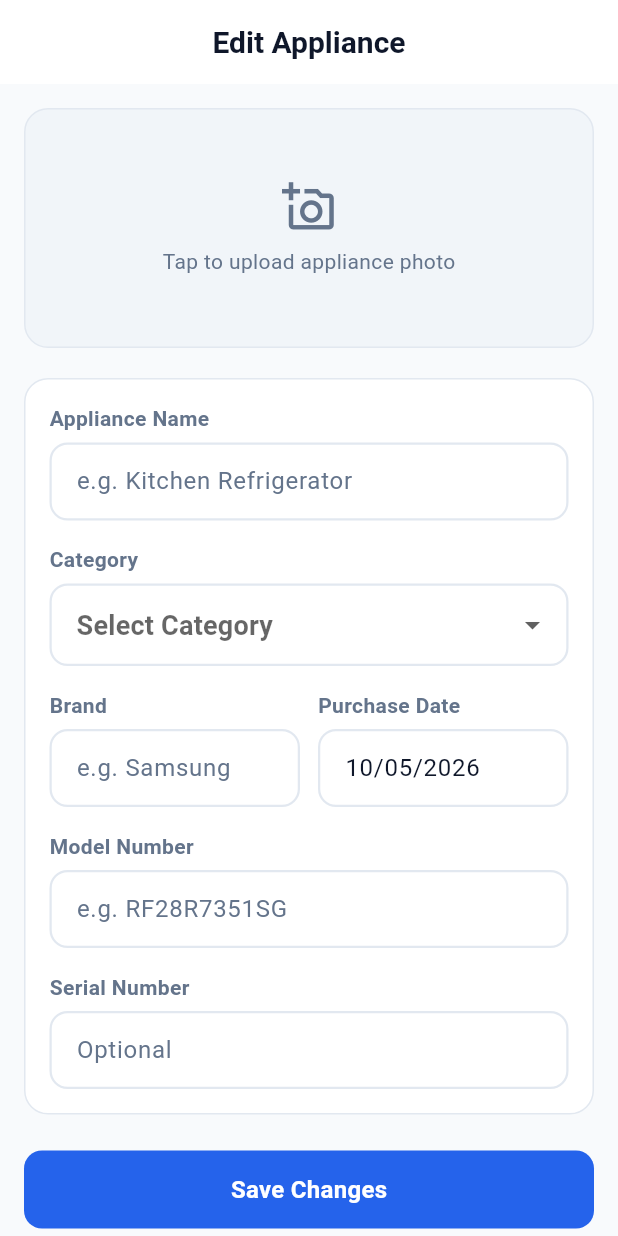
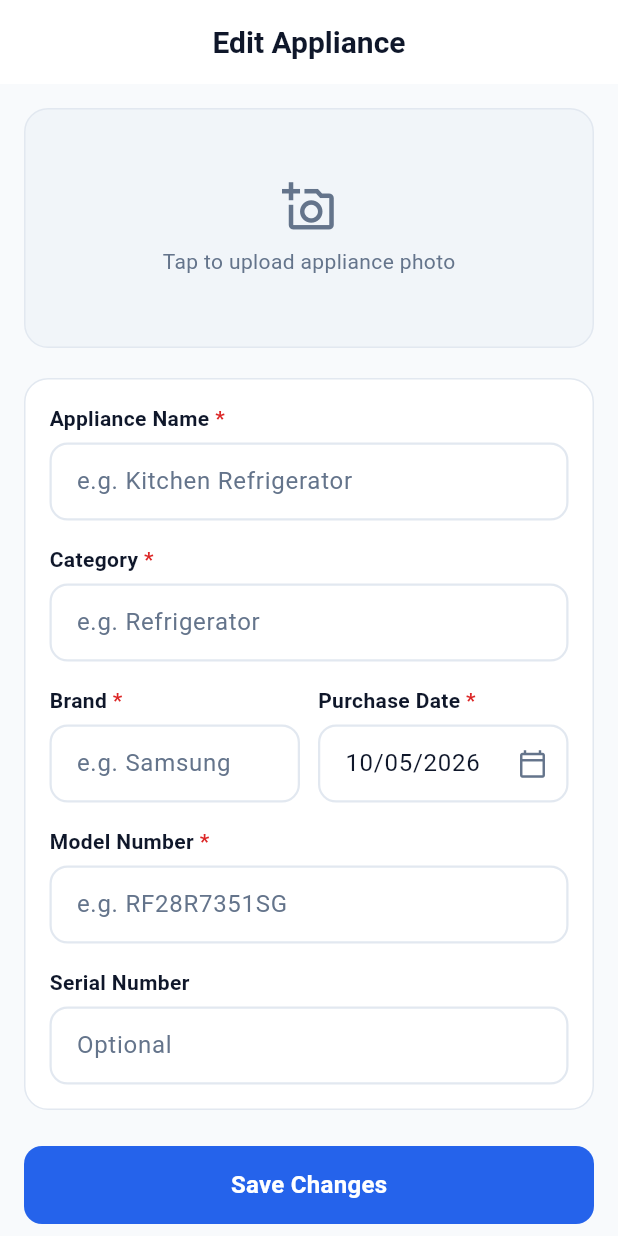
Before and after one commit to Sherin1229/IT3060HCI2026_Home_Maintenance_Reminder_App_WE_113, a Flutter app: the EditApplianceScreen screen opened by its route, on a phone screen of 412 x 824 dp. Run offline on Flutter 3.47's test engine with Material 3 defaults, Android fonts, the phone set to English and light mode, and no system bars; our stand-ins replace cloud_firestore, file_picker, firebase_auth, firebase_core, go_router, google_sign_in and 1 more; accounts and stored records are empty.

Commit message:
feat: modify appliance UI

```diff
--- a/lib/config/app_router.dart
+++ b/lib/config/app_router.dart
@@ -17,9 +17,15 @@ import '../screens/notifications/notification_settings_screen.dart';
 import '../models/appliance_model.dart';
 import '../screens/reminders/reminders_screen.dart';
 import '../screens/reminders/create_reminder_screen.dart';
+import '../screens/reminders/reminder_details_screen.dart';
+import '../screens/reminders/reminder_schedule_screen.dart';
+import '../screens/reminders/edit_reminder_screen.dart';
 import '../screens/warranties/warranties_screen.dart';
 import '../screens/warranties/add_warranty_screen.dart';
 import '../screens/warranties/add_warranty_document_screen.dart';
+import '../screens/warranties/warranty_details_screen.dart';
+import '../screens/warranties/edit_warranty_screen.dart';
+import '../screens/warranties/warranty_expiry_screen.dart';
 import '../screens/maintenance_history/maintenance_history_screen.dart';
 import '../screens/maintenance_history/maintenance_form_screen.dart';
 import '../screens/maintenance_history/maintenance_overview_screen.dart';
@@ -135,6 +141,72 @@ class AppRouter {
             return const AddWarrantyScreen();
           }
           return AddWarrantyDocumentScreen(draft: draft);
+        },
+      ),
+      GoRoute(
+        path: '/warranties/details',
+        parentNavigatorKey: _rootNavigatorKey,
+        builder: (context, state) {
+          final warrantyId = state.extra;
+          if (warrantyId is! String || warrantyId.isEmpty) {
+            return const Scaffold(
+              body: Center(child: Text('Warranty information is unavailable.')),
+            );
+          }
+          return WarrantyDetailsScreen(warrantyId: warrantyId);
+        },
+      ),
+      GoRoute(
+        path: '/warranties/edit',
+        parentNavigatorKey: _rootNavigatorKey,
+        builder: (context, state) {
+          final warrantyId = state.extra;
+          if (warrantyId is! String || warrantyId.isEmpty) {
+            return const Scaffold(
+              body: Center(child: Text('Warranty information is unavailable.')),
+            );
+          }
+          return EditWarrantyScreen(warrantyId: warrantyId);
+        },
+      ),
+      GoRoute(
+        path: '/warranties/expiry',
+        parentNavigatorKey: _rootNavigatorKey,
+        builder: (context, state) => const WarrantyExpiryScreen(),
+      ),
+      GoRoute(
+        path: '/reminders/details',
+        parentNavigatorKey: _rootNavigatorKey,
+        builder: (context, state) {
+          final reminderId = state.extra;
+          if (reminderId is! String || reminderId.isEmpty) {
+            return const Scaffold(
+              body: Center(child: Text('Reminder information is unavailable.')),
+            );
+          }
+          return ReminderDetailsScreen(reminderId: reminderId);
+        },
+      ),
+      GoRoute(
+        path: '/reminders/schedule',
+        parentNavigatorKey: _rootNavigatorKey,
+        builder: (context, state) => ReminderScheduleScreen(
+          initialSelection: state.extra is ReminderScheduleSelection
+              ? state.extra as ReminderScheduleSelection
+              : null,
+        ),
+      ),
+      GoRoute(
+        path: '/reminders/edit',
+        parentNavigatorKey: _rootNavigatorKey,
+        builder: (context, state) {
+          final reminderId = state.extra;
+          if (reminderId is! String || reminderId.isEmpty) {
+            return const Scaffold(
+              body: Center(child: Text('Reminder information is unavailable.')),
+            );
+          }
+          return EditReminderScreen(reminderId: reminderId);
         },
       ),
       GoRoute(
--- a/lib/screens/appliances/edit_appliance_screen.dart
+++ b/lib/screens/appliances/edit_appliance_screen.dart
@@ -25,28 +25,17 @@ class _EditApplianceScreenState extends State<EditApplianceScreen> {
   final _formKey = GlobalKey<FormState>();
 
   final TextEditingController _nameController = TextEditingController();
+  final TextEditingController _categoryController = TextEditingController();
   final TextEditingController _brandController = TextEditingController();
   final TextEditingController _dateController = TextEditingController();
   final TextEditingController _modelController = TextEditingController();
   final TextEditingController _serialController = TextEditingController();
 
-  String? _selectedCategory;
   DateTime? _selectedDate;
   String? _existingPhotoUrl;
   PlatformFile? _newPhotoFile;
   bool _isSubmitting = false;
   bool _isInitialized = false;
-
-  final List<String> _categories = [
-    'Refrigerator',
-    'Washing Machine',
-    'Air Conditioner',
-    'Television',
-    'Microwave',
-    'Dishwasher',
-    'Water Heater',
-    'Other',
-  ];
 
   @override
   void initState() {
@@ -62,7 +51,7 @@ class _EditApplianceScreenState extends State<EditApplianceScreen> {
     _brandController.text = appliance.brand;
     _modelController.text = appliance.modelNumber;
     _serialController.text = appliance.serialNumber ?? '';
-    _selectedCategory = appliance.category;
+    _categoryController.text = appliance.category;
     _selectedDate = appliance.purchaseDate;
     _existingPhotoUrl = appliance.photoUrl;
 
@@ -74,6 +63,7 @@ class _EditApplianceScreenState extends State<EditApplianceScreen> {
   @override
   void dispose() {
     _nameController.dispose();
+    _categoryController.dispose();
     _brandController.dispose();
     _dateController.dispose();
     _modelController.dispose();
@@ -151,7 +141,7 @@ class _EditApplianceScreenState extends State<EditApplianceScreen> {
         applianceId: targetApplianceId,
         userId: user.uid,
         applianceName: _nameController.text.trim(),
-        category: _selectedCategory ?? 'Other',
+        category: _categoryController.text.trim(),
         brand: _brandController.text.trim(),
         purchaseDate: _selectedDate!,
         modelNumber: _modelController.text.trim(),
@@ -203,7 +193,7 @@ class _EditApplianceScreenState extends State<EditApplianceScreen> {
         widget.applianceId ?? widget.appliance?.id ?? '';
 
     return Scaffold(
-      backgroundColor: AppColors.background,
+      backgroundColor: Theme.of(context).scaffoldBackgroundColor,
       appBar: AppBar(title: const Text('Edit Appliance'), centerTitle: true),
       body: SafeArea(
         child: StreamBuilder<ApplianceModel?>(
@@ -268,7 +258,7 @@ class _EditApplianceScreenState extends State<EditApplianceScreen> {
                       child: Column(
                         crossAxisAlignment: CrossAxisAlignment.start,
                         children: [
-                          _buildLabel('Appliance Name'),
+                          _buildLabel('Appliance Name', isRequired: true),
                           const SizedBox(height: 6),
                           TextFormField(
                             controller: _nameController,
@@ -276,28 +266,20 @@ class _EditApplianceScreenState extends State<EditApplianceScreen> {
                               'e.g. Kitchen Refrigerator',
                             ),
                             validator: (v) => v == null || v.trim().isEmpty
-                                ? 'Appliance Name is required'
+                                ? 'Appliance name is required'
                                 : null,
                           ),
                           const SizedBox(height: 16),
 
-                          _buildLabel('Category'),
+                          _buildLabel('Category', isRequired: true),
                           const SizedBox(height: 6),
-                          DropdownButtonFormField<String>(
-                            initialValue: _selectedCategory,
+                          TextFormField(
+                            controller: _categoryController,
                             decoration: _buildInputDecoration(
-                              'Select Category',
+                              'e.g. Refrigerator',
                             ),
-                            items: _categories.map((cat) {
-                              return DropdownMenuItem(
-                                value: cat,
-                                child: Text(cat),
-                              );
-                            }).toList(),
-                            onChanged: (val) =>
-                                setState(() => _selectedCategory = val),
-                            validator: (v) => v == null || v.isEmpty
-                                ? 'Select category'
+                            validator: (v) => v == null || v.trim().isEmpty
+                                ? 'Category is required'
                                 : null,
                           ),
                           const SizedBox(height: 16),
@@ -309,7 +291,7 @@ class _EditApplianceScreenState extends State<EditApplianceScreen> {
                                 child: Column(
                                   crossAxisAlignment: CrossAxisAlignment.start,
                                   children: [
-                                    _buildLabel('Brand'),
+                                    _buildLabel('Brand', isRequired: true),
                                     const SizedBox(height: 6),
                                     TextFormField(
                                       controller: _brandController,
@@ -318,7 +300,7 @@ class _EditApplianceScreenState extends State<EditApplianceScreen> {
                                       ),
                                       validator: (v) =>
                                           v == null || v.trim().isEmpty
-                                          ? 'Brand required'
+                                          ? 'Brand is required'
                                           : null,
                                     ),
                                   ],
@@ -329,7 +311,10 @@ class _EditApplianceScreenState extends State<EditApplianceScreen> {
                                 child: Column(
                                   crossAxisAlignment: CrossAxisAlignment.start,
                                   children: [
-                                    _buildLabel('Purchase Date'),
+                                    _buildLabel(
+                                      'Purchase Date',
+                                      isRequired: true,
+                                    ),
                                     const SizedBox(height: 6),
                                     TextFormField(
                                       controller: _dateController,
@@ -337,10 +322,18 @@ class _EditApplianceScreenState extends State<EditApplianceScreen> {
                                       onTap: () => _selectDate(context),
                                       decoration: _buildInputDecoration(
                                         'mm/dd/yyyy',
+                                        suffixIcon: IconButton(
+                                          tooltip: 'Select purchase date',
+                                          onPressed: () => _selectDate(context),
+                                          icon: const Icon(
+                                            Icons.calendar_today_outlined,
+                                            size: 20,
+                                          ),
+                                        ),
                                       ),
                                       validator: (v) =>
                                           v == null || v.trim().isEmpty
-                                          ? 'Date required'
+                                          ? 'Purchase date is required'
                                           : null,
                                     ),
                                   ],
@@ -350,7 +343,7 @@ class _EditApplianceScreenState extends State<EditApplianceScreen> {
                           ),
                           const SizedBox(height: 16),
 
-                          _buildLabel('Model Number'),
+                          _buildLabel('Model Number', isRequired: true),
                           const SizedBox(height: 6),
                           TextFormField(
                             controller: _modelController,
@@ -358,7 +351,7 @@ class _EditApplianceScreenState extends State<EditApplianceScreen> {
                               'e.g. RF28R7351SG',
                             ),
                             validator: (v) => v == null || v.trim().isEmpty
-                                ? 'Model Number is required'
+                                ? 'Model number is required'
                                 : null,
                           ),
                           const SizedBox(height: 16),
@@ -454,16 +447,33 @@ class _EditApplianceScreenState extends State<EditApplianceScreen> {
     );
   }
 
-  Widget _buildLabel(String text) {
-    return Text(
-      text,
-      style: const TextStyle(fontWeight: FontWeight.w600, fontSize: 14),
+  Widget _buildLabel(String text, {bool isRequired = false}) {
+    final style = Theme.of(context).textTheme.bodyMedium?.copyWith(
+      color: Theme.of(context).colorScheme.onSurface,
+      fontWeight: FontWeight.w600,
+    );
+    return Text.rich(
+      TextSpan(
+        text: text,
+        style: style,
+        children: isRequired
+            ? [
+                TextSpan(
+                  text: ' *',
+                  style: style?.copyWith(
+                    color: Theme.of(context).colorScheme.error,
+                  ),
+                ),
+              ]
+            : const [],
+      ),
     );
   }
 
-  InputDecoration _buildInputDecoration(String hint) {
+  InputDecoration _buildInputDecoration(String hint, {Widget? suffixIcon}) {
     return InputDecoration(
       hintText: hint,
+      suffixIcon: suffixIcon,
       contentPadding: const EdgeInsets.symmetric(horizontal: 14, vertical: 14),
       border: OutlineInputBorder(borderRadius: BorderRadius.circular(10)),
     );
--- a/lib/screens/dashboard/dashboard_screen.dart
+++ b/lib/screens/dashboard/dashboard_screen.dart
@@ -367,7 +367,7 @@ class DashboardScreen extends StatelessWidget {
                       icon: Icons.verified_outlined,
                       iconBg: const Color(0xFFF0FDF4),
                       iconColor: AppColors.success,
-                      onTap: () => context.go('/warranties'),
+                      onTap: () => context.push('/warranties/expiry'),
                     ),
                   ],
                 );
@@ -636,7 +636,7 @@ class DashboardScreen extends StatelessWidget {
             ),
           ),
           child: InkWell(
-            onTap: () => context.go('/warranties'),
+            onTap: () => context.push('/warranties/expiry'),
             borderRadius: BorderRadius.circular(16),
             child: Padding(
               padding: const EdgeInsets.all(16.0),
```
Also changed, not shown: lib/screens/appliances/add_appliance_screen.dart (+47 -44 lines), lib/screens/appliances/appliances_screen.dart (+32 -16 lines), lib/screens/reminders/widgets/reminder_card.dart (+14 -6 lines), pubspec.lock.
